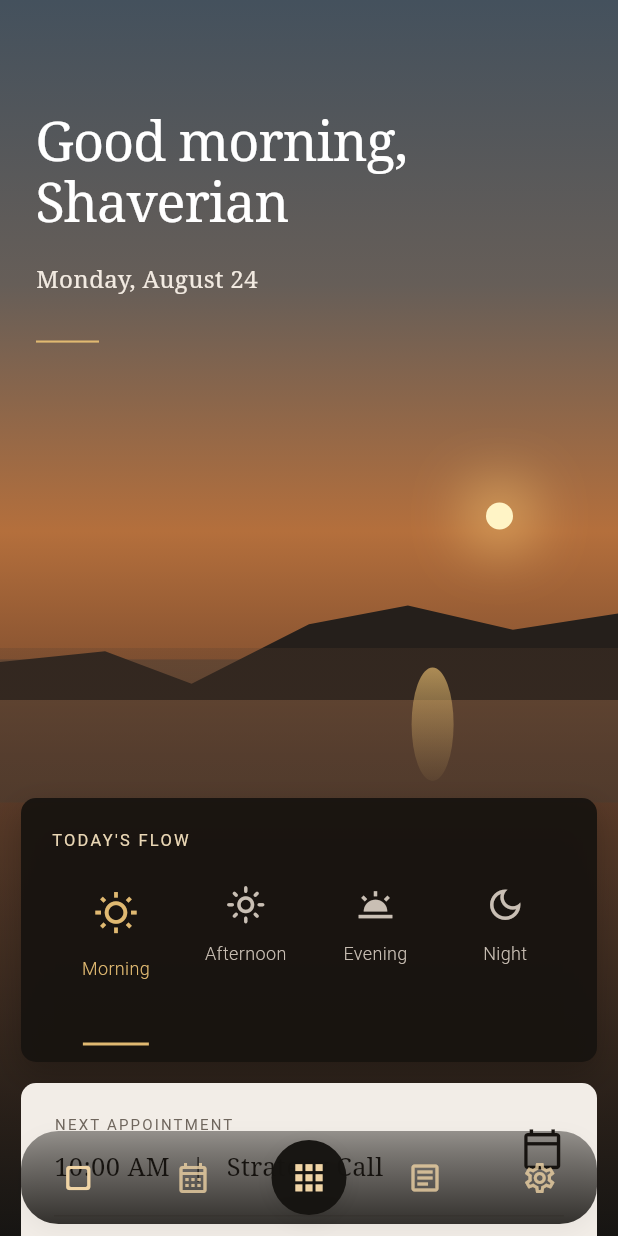
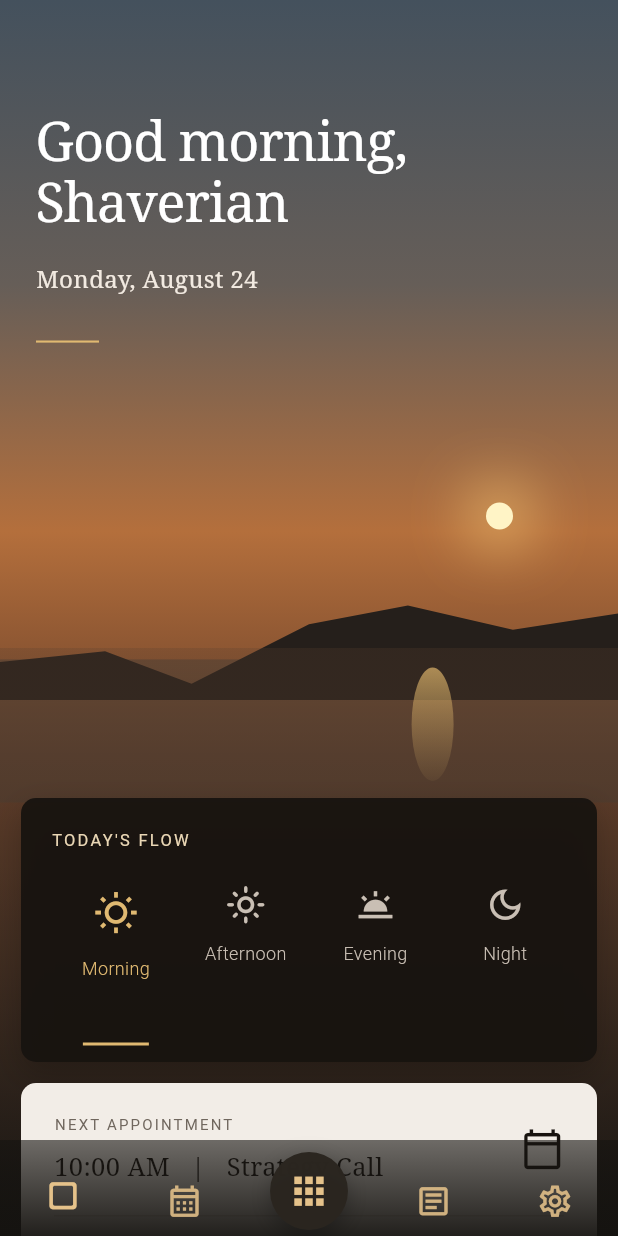
Before and after one commit to AAasafef/Dashboard, a Flutter app: the screen it shows after launch, on a phone screen of 412 x 824 dp. Run offline on Flutter 3.47's test engine with Material 3 defaults, Android fonts, the phone set to English and light mode, and no system bars.

Commit message:
Refine bottom nav to match CIANTIS mockup

```diff
--- a/lib/widgets/ciantis_bottom_nav.dart
+++ b/lib/widgets/ciantis_bottom_nav.dart
@@ -18,80 +18,70 @@ class CiantisBottomNav extends StatelessWidget {
 
   @override
   Widget build(BuildContext context) {
-    final isDark =
-        ThemeData.estimateBrightnessForColor(surfaceColor) == Brightness.dark;
-    final iconColor = isDark
-        ? const Color(0xFFF0D4A5)
-        : const Color(0xFF746C60);
+    const gold = Color(0xFFE5C28A);
 
     return IgnorePointer(
       ignoring: !visible,
       child: AnimatedSlide(
-        duration: const Duration(milliseconds: 240),
+        duration: const Duration(milliseconds: 220),
         curve: Curves.easeOutCubic,
-        offset: visible ? Offset.zero : const Offset(0, 1.35),
+        offset: visible ? Offset.zero : const Offset(0, 1.25),
         child: AnimatedOpacity(
           duration: const Duration(milliseconds: 180),
           opacity: visible ? 1 : 0,
           child: Container(
-            height: 62,
-            margin: const EdgeInsets.fromLTRB(14, 0, 14, 8),
+            height: 64,
+            margin: EdgeInsets.zero,
+            padding: const EdgeInsets.symmetric(horizontal: 18),
             decoration: BoxDecoration(
-              color: imageBackground ? null : surfaceColor.withValues(alpha: 0.96),
               gradient: imageBackground
                   ? LinearGradient(
                       begin: Alignment.topCenter,
                       end: Alignment.bottomCenter,
                       colors: [
-                        surfaceColor.withValues(alpha: 0.42),
-                        surfaceColor.withValues(alpha: 0.86),
+                        surfaceColor.withValues(alpha: 0.60),
+                        surfaceColor.withValues(alpha: 0.94),
                       ],
                     )
                   : null,
-              borderRadius: BorderRadius.circular(25),
-              boxShadow: [
-                BoxShadow(
-                  blurRadius: 12,
-                  offset: const Offset(0, 5),
-                  color: Colors.black.withValues(alpha: 0.045),
-                ),
-              ],
+              color: imageBackground ? null : surfaceColor,
             ),
             child: Row(
-              mainAxisAlignment: MainAxisAlignment.spaceAround,
+              mainAxisAlignment: MainAxisAlignment.spaceBetween,
+              crossAxisAlignment: CrossAxisAlignment.end,
               children: [
-                _NavItem(
+                _NavIcon(
                   icon: Icons.crop_square_rounded,
                   index: 0,
                   currentIndex: currentIndex,
-                  color: iconColor,
+                  color: gold,
                   onTap: onTap,
                 ),
-                _NavItem(
+                _NavIcon(
                   icon: Icons.calendar_month_outlined,
                   index: 1,
                   currentIndex: currentIndex,
-                  color: iconColor,
+                  color: gold,
                   onTap: onTap,
                 ),
-                _CenterGridButton(
-                  color: iconColor,
+                _CenterButton(
+                  selected: currentIndex == 2,
+                  color: gold,
                   surfaceColor: surfaceColor,
-                  selected: currentIndex == 2,
                   onTap: () => onTap(2),
                 ),
-                _NavItem(
+                _NavIcon(
                   icon: Icons.article_outlined,
                   index: 3,
                   currentIndex: currentIndex,
-                  color: iconColor,
+                  color: gold,
                   onTap: onTap,
                 ),
-                _NavItem(
+                _NavIcon(
                   icon: Icons.settings_outlined,
                   index: 4,
                   currentIndex: currentIndex,
-                  color: iconColor,
+                  color: gold,
                   onTap: onTap,
                 ),
               ],
@@ -103,8 +93,8 @@ class CiantisBottomNav extends StatelessWidget {
   }
 }
 
-class _NavItem extends StatelessWidget {
-  const _NavItem({
+class _NavIcon extends StatelessWidget {
+  const _NavIcon({
     required this.icon,
     required this.index,
     required this.currentIndex,
@@ -121,30 +111,36 @@ class _NavItem extends StatelessWidget {
   @override
   Widget build(BuildContext context) {
     final selected = index == currentIndex;
-    return IconButton(
-      tooltip: '',
-      splashRadius: 23,
-      onPressed: () => onTap(index),
-      icon: Icon(
-        icon,
-        size: 24,
-        color: color.withValues(alpha: selected ? 1 : 0.78),
+    return GestureDetector(
+      onTap: () => onTap(index),
+      behavior: HitTestBehavior.opaque,
+      child: AnimatedContainer(
+        duration: const Duration(milliseconds: 180),
+        curve: Curves.easeOutCubic,
+        width: 48,
+        height: selected ? 54 : 47,
+        alignment: Alignment.center,
+        child: Icon(
+          icon,
+          size: selected ? 27 : 25,
+          color: color.withValues(alpha: selected ? 1 : 0.88),
+        ),
       ),
     );
   }
 }
 
-class _CenterGridButton extends StatelessWidget {
-  const _CenterGridButton({
+class _CenterButton extends StatelessWidget {
+  const _CenterButton({
+    required this.selected,
     required this.color,
     required this.surfaceColor,
-    required this.selected,
     required this.onTap,
   });
 
+  final bool selected;
   final Color color;
   final Color surfaceColor;
-  final bool selected;
   final VoidCallback onTap;
 
   @override
@@ -152,21 +148,23 @@ class _CenterGridButton extends StatelessWidget {
     return GestureDetector(
       onTap: onTap,
       behavior: HitTestBehavior.opaque,
-      child: Container(
-        width: 50,
-        height: 50,
+      child: AnimatedContainer(
+        duration: const Duration(milliseconds: 180),
+        width: selected ? 56 : 52,
+        height: selected ? 58 : 52,
+        margin: const EdgeInsets.only(bottom: 4),
         decoration: BoxDecoration(
           shape: BoxShape.circle,
-          color: surfaceColor.withValues(alpha: 0.97),
+          color: const Color(0xFF2A251F).withValues(alpha: 0.98),
           boxShadow: [
             BoxShadow(
-              blurRadius: 10,
-              offset: const Offset(0, 4),
-              color: Colors.black.withValues(alpha: selected ? 0.12 : 0.08),
+              color: Colors.black.withValues(alpha: 0.28),
+              blurRadius: 12,
+              offset: const Offset(0, 5),
             ),
           ],
         ),
-        child: Icon(Icons.apps_rounded, size: 27, color: color),
+        child: Icon(Icons.apps_rounded, size: 29, color: color),
       ),
     );
   }
```
